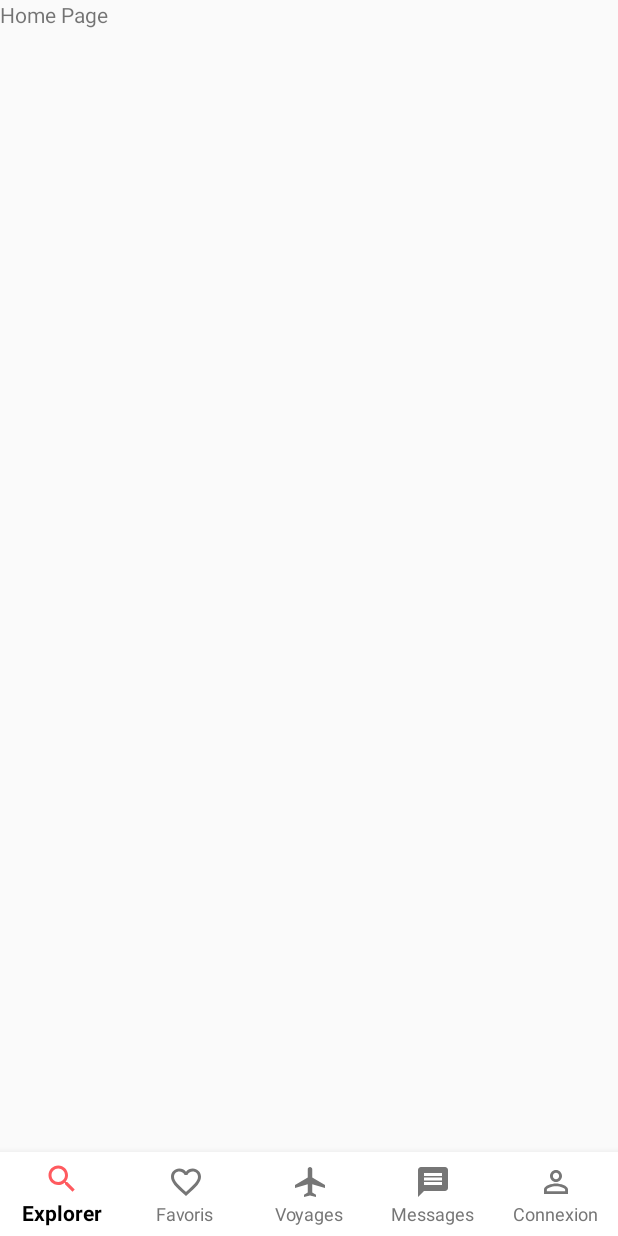
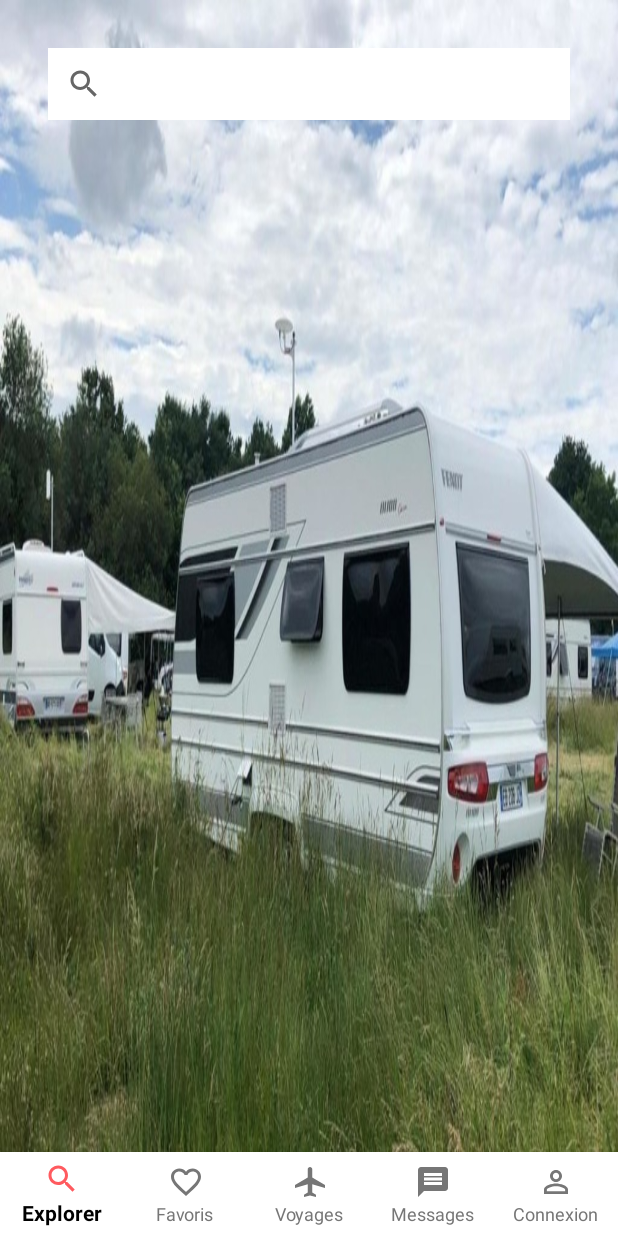
Before and after one commit to adrienvaucard/airbinbi-android, an Android app: the screen it shows after launch (MainActivity), on a phone screen of 412 x 824 dp. Run offline under Robolectric (Android 15) with nearby library versions, the phone set to English and light mode, and no system bars.

Commit message:
feat(home): Add homepage

```diff
--- a/app/src/main/java/com/example/airbinbi/HomeFragment.java
+++ b/app/src/main/java/com/example/airbinbi/HomeFragment.java
@@ -2,11 +2,14 @@ package com.example.airbinbi;
 
 import android.os.Bundle;
 
+import androidx.annotation.NonNull;
+import androidx.annotation.Nullable;
 import androidx.fragment.app.Fragment;
 
 import android.view.LayoutInflater;
 import android.view.View;
 import android.view.ViewGroup;
+import android.widget.SearchView;
 
 public class HomeFragment extends Fragment {
     @Override
@@ -20,4 +23,12 @@ public class HomeFragment extends Fragment {
         // Inflate the layout for this fragment
         return inflater.inflate(R.layout.fragment_home, container, false);
     }
+
+    @Override
+    public void onViewCreated(@NonNull View view, @Nullable Bundle savedInstanceState) {
+        super.onViewCreated(view, savedInstanceState);
+
+        SearchView searchView = getView().findViewById(R.id.searchView);
+        searchView.setQueryHint(getString(R.string.search));
+    }
 }
--- a/app/src/main/res/layout/fragment_home.xml
+++ b/app/src/main/res/layout/fragment_home.xml
@@ -1,14 +1,29 @@
 <?xml version="1.0" encoding="utf-8"?>
-<FrameLayout xmlns:android="http://schemas.android.com/apk/res/android"
+<androidx.constraintlayout.widget.ConstraintLayout xmlns:android="http://schemas.android.com/apk/res/android"
+    xmlns:app="http://schemas.android.com/apk/res-auto"
     xmlns:tools="http://schemas.android.com/tools"
+    android:id="@+id/frameLayout"
     android:layout_width="match_parent"
     android:layout_height="match_parent"
+    android:background="@drawable/caravane"
     tools:context=".HomeFragment">
 
     <!-- TODO: Update blank fragment layout -->
-    <TextView
-        android:layout_width="match_parent"
-        android:layout_height="match_parent"
-        android:text="Home Page" />
 
-</FrameLayout>
+    <SearchView
+        android:id="@+id/searchView"
+        android:background="@color/white"
+        app:queryHint="@string/search"
+        app:defaultQueryHint="@string/search"
+        android:layout_width="0dp"
+        android:layout_height="wrap_content"
+        android:layout_marginStart="32dp"
+        android:layout_marginTop="32dp"
+        android:layout_marginEnd="32dp"
+        app:layout_constraintEnd_toEndOf="parent"
+        app:layout_constraintStart_toStartOf="parent"
+        app:layout_constraintTop_toTopOf="parent" >
+
+    </SearchView>
+
+</androidx.constraintlayout.widget.ConstraintLayout>
--- a/app/src/main/res/values/strings.xml
+++ b/app/src/main/res/values/strings.xml
@@ -5,6 +5,7 @@
     <string name="menu_item_3">Voyages</string>
     <string name="menu_item_4">Messages</string>
     <string name="menu_item_5">Connexion</string>
+    <string name="search">Où allez-vous ?</string>
     <!-- TODO: Remove or change this placeholder text -->
     <string name="hello_blank_fragment">Hello blank fragment</string>
 </resources>
```
Also changed, not shown: app/src/main/res/drawable/caravane.png (added).
